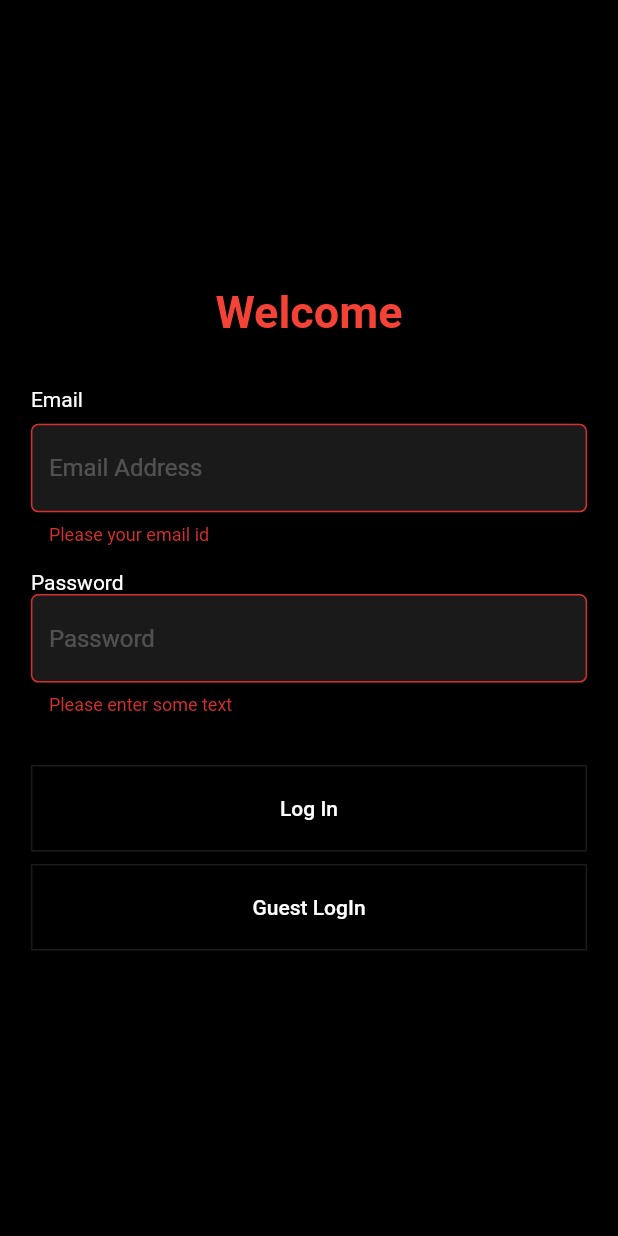
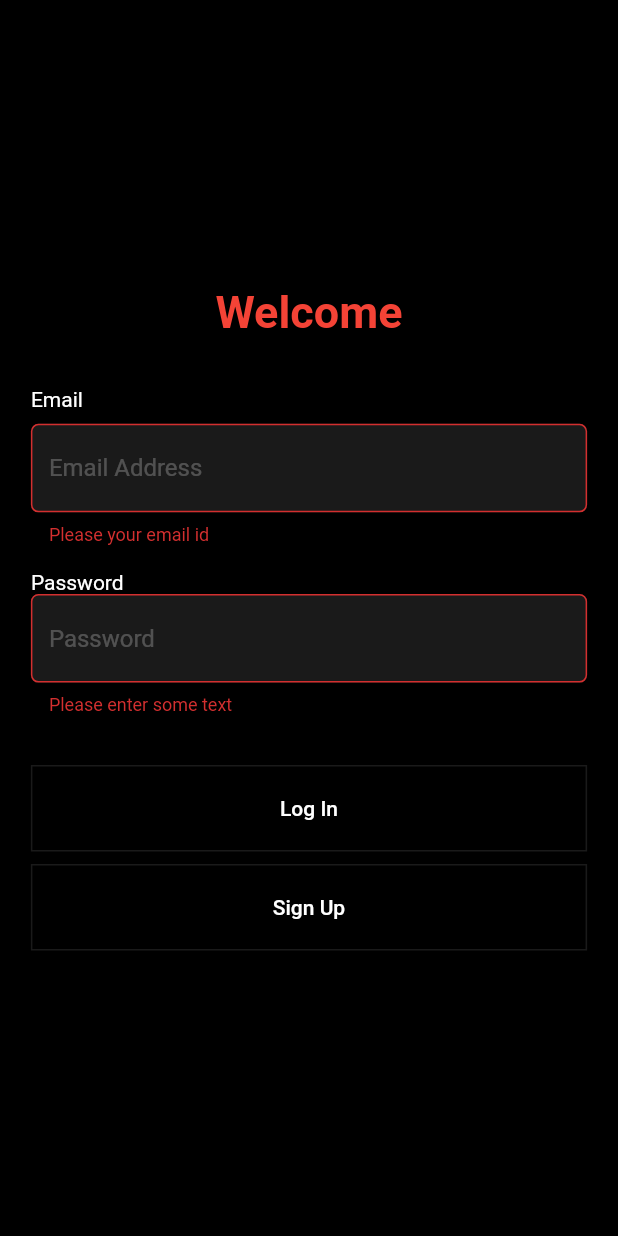
Before and after one commit to amruzan/Mifinity_Task, a Flutter app: the screen it shows after launch, after a tap on "Log In", on a phone screen of 412 x 824 dp. Run offline on Flutter 3.47's test engine with Material 2 defaults, Android fonts, the phone set to English and light mode, and no system bars; our stand-ins replace auto_route, carousel_slider, flutter_bloc, hive, hive_flutter, shared_preferences and 1 more; accounts and stored records are empty.

Commit message:
final update

```diff
--- a/lib/presentation/login/login_screen.dart
+++ b/lib/presentation/login/login_screen.dart
@@ -1,6 +1,7 @@
 import 'package:auto_route/auto_route.dart';
 import 'package:flutter/material.dart';
 import 'package:mifinity_coding_task/common/config/router.gr.dart';
+import 'package:shared_preferences/shared_preferences.dart';
 import 'package:sizer/sizer.dart';
 
 class LoginScreen extends StatefulWidget {
@@ -108,13 +109,11 @@ class LoginScreenState extends State<LoginScreen> {
                       shape: const RoundedRectangleBorder(
                           side: BorderSide(color: Colors.white10)),
                       backgroundColor: Colors.black),
-                  onPressed: () {
+                  onPressed: () async{
                     if (_formKey.currentState!.validate()) {
-                      ScaffoldMessenger.of(context).showSnackBar(
-                        const SnackBar(
-                            content:
-                                Text('Invalid Credentials.Login as Guest')),
-                      );
+                      SharedPreferences prefs = await SharedPreferences.getInstance();
+                      prefs.setString('userEmail', email.text);
+                      context.router.replace(const Dashboard());
                     }
                   },
                   child: const Text('Log In'),
@@ -131,10 +130,8 @@ class LoginScreenState extends State<LoginScreen> {
                       shape: const RoundedRectangleBorder(
                           side: BorderSide(color: Colors.white10)),
                       backgroundColor: Colors.black),
-                  onPressed: () {
-                    context.router.push(const Dashboard());
-                  },
-                  child: const Text('Guest LogIn'),
+                  onPressed: null,
+                  child: const Text('Sign Up',style: TextStyle(color: Colors.white),),
                 ),
               ),
             ],
--- a/pubspec.yaml
+++ b/pubspec.yaml
@@ -22,6 +22,7 @@ dependencies:
   hive: ^2.1.0
   hive_flutter: ^1.1.0
   carousel_slider: ^4.1.1
+  shared_preferences: ^2.2.0
 
 
 dev_dependencies:
```
Also changed, not shown: lib/presentation/dashboard/profile/profile.dart (+41 -0 lines), lib/presentation/splash/splash_screen.dart (+0 -16 lines), pubspec.lock, 2 other files.
